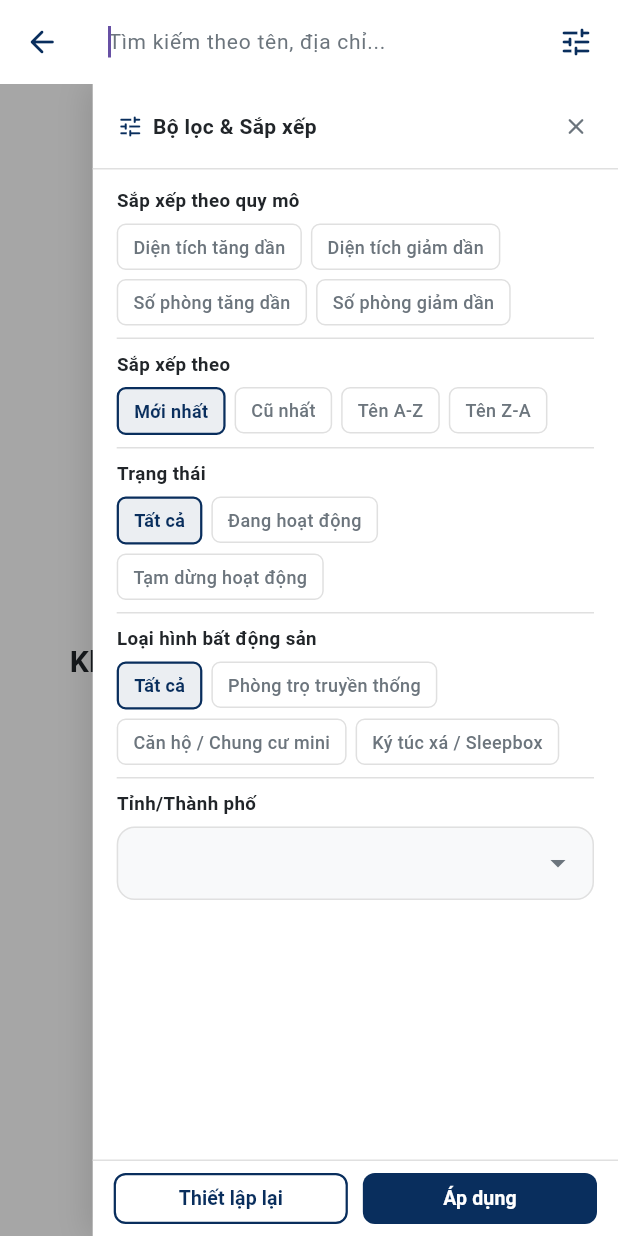
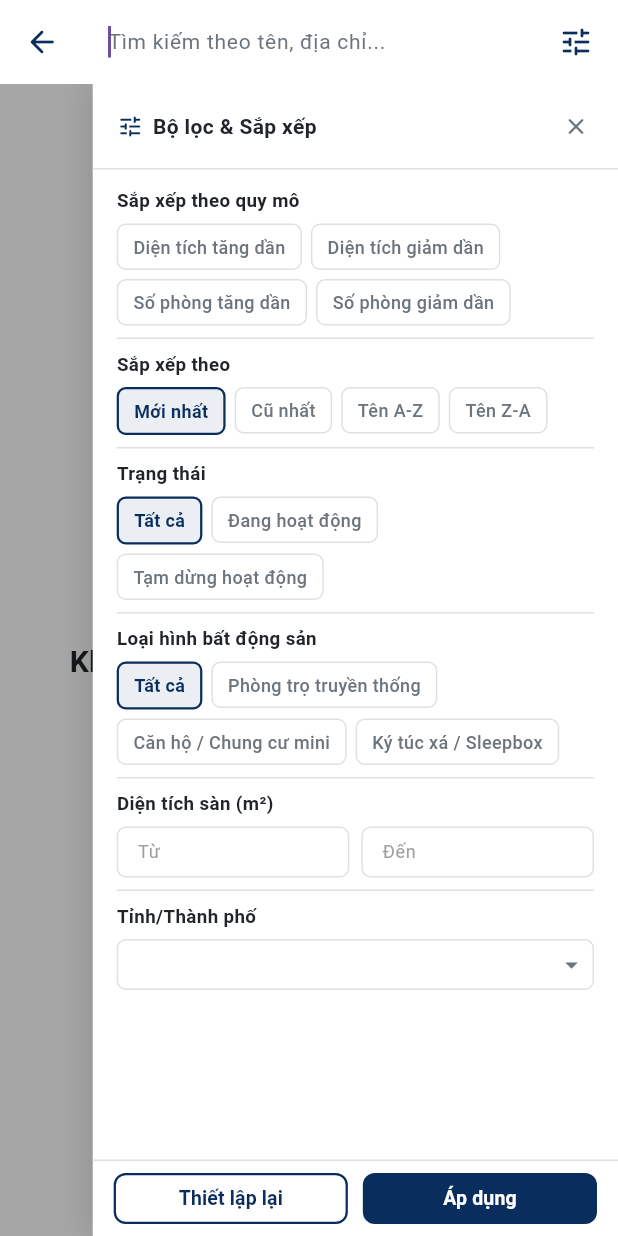
Before and after one commit to huybach02/roomee, a Flutter app: the ListWorkspaceScreen screen opened directly, after a tap on the "search" icon, after a tap on the "tune" icon, on a phone screen of 412 x 824 dp. Run offline on Flutter 3.47's test engine with Material 3 defaults, Android fonts, the light colour scheme and no system bars; our stand-ins replace connectivity_plus, diacritic, dio, flutter_bloc, flutter_secure_storage, go_router and 2 more; accounts and stored records are empty; network calls fail.

Commit message:
update: bổ sung thêm filter theo area

```diff
--- a/assets/translations/en.json
+++ b/assets/translations/en.json
@@ -192,6 +192,8 @@
   "filterReset": "Reset",
   "filterApply": "Apply",
   "filterAll": "All",
+  "filterRangeFrom": "From",
+  "filterRangeTo": "To",
   "sortBy": "Sort by",
   "sortByScale": "Sort by scale",
   "sortNewest": "Newest",
--- a/assets/translations/vi.json
+++ b/assets/translations/vi.json
@@ -192,6 +192,8 @@
   "filterReset": "Thiết lập lại",
   "filterApply": "Áp dụng",
   "filterAll": "Tất cả",
+  "filterRangeFrom": "Từ",
+  "filterRangeTo": "Đến",
   "sortBy": "Sắp xếp theo",
   "sortByScale": "Sắp xếp theo quy mô",
   "sortNewest": "Mới nhất",
--- a/lib/core/offline/query/local_filter_rule.dart
+++ b/lib/core/offline/query/local_filter_rule.dart
@@ -16,9 +16,12 @@ class LocalFilterField<T> {
   final Set<LocalFilterOperator> operators;
   final bool Function(Object value) accepts;
 
+  final LocalFilterOperator defaultOperator;
+
   const LocalFilterField({
     required this.valueOf,
     required this.operators,
     required this.accepts,
+    this.defaultOperator = LocalFilterOperator.equals,
   });
 }
--- a/lib/core/offline/query/local_query_engine.dart
+++ b/lib/core/offline/query/local_query_engine.dart
@@ -35,7 +35,7 @@ class LocalQueryEngine<T> {
       final field = schema.filterFields[entry.key];
       if (field == null) continue;
 
-      final rule = _parseFilter(entry.value);
+      final rule = _parseFilter(entry.value, field);
       if (rule == null ||
           !field.operators.contains(rule.operator) ||
           !_hasValidValueShape(rule) ||
@@ -100,7 +100,7 @@ class LocalQueryEngine<T> {
     );
   }
 
-  _FilterRule? _parseFilter(Object? raw) {
+  _FilterRule? _parseFilter(Object? raw, LocalFilterField<T> field) {
     if (raw is Map) {
       final operatorName = raw['operator'];
       if (operatorName is! String) return null;
@@ -114,7 +114,7 @@ class LocalQueryEngine<T> {
       if (!raw.containsKey('value')) return null;
       return _FilterRule(operator, raw['value']);
     }
-    return _FilterRule(LocalFilterOperator.equals, raw);
+    return _FilterRule(field.defaultOperator, raw);
   }
 
   bool _acceptsRule(LocalFilterField<T> field, _FilterRule rule) {
--- a/lib/core/widgets/app_dropdown_field.dart
+++ b/lib/core/widgets/app_dropdown_field.dart
@@ -25,6 +25,8 @@ class AppDropdownField<T> extends StatefulWidget {
   final AutovalidateMode? autovalidateMode;
   final String? initialLabel;
 
+  final bool dense;
+
   const AppDropdownField({
     super.key,
     this.value,
@@ -41,6 +43,7 @@ class AppDropdownField<T> extends StatefulWidget {
     this.isLoading = false,
     this.autovalidateMode,
     this.initialLabel,
+    this.dense = false,
   });
 
   @override
@@ -162,12 +165,14 @@ class _AppDropdownFieldState<T> extends State<AppDropdownField<T>> {
                 ),
               ),
             )
-          : const Icon(
+          : Icon(
               Icons.arrow_drop_down,
+              size: widget.dense ? 20 : 24,
               color: DefaultColors.textSecondary,
             ),
       validator: widget.validator,
       autovalidateMode: widget.autovalidateMode,
+      dense: widget.dense,
     );
   }
 }
--- a/lib/core/widgets/app_text_field.dart
+++ b/lib/core/widgets/app_text_field.dart
@@ -23,6 +23,8 @@ class AppTextField extends StatelessWidget {
   final List<TextInputFormatter>? inputFormatters;
   final AutovalidateMode? autovalidateMode;
 
+  final bool dense;
+
   const AppTextField({
     super.key,
     this.controller,
@@ -44,10 +46,14 @@ class AppTextField extends StatelessWidget {
     this.autofocus = false,
     this.inputFormatters,
     this.autovalidateMode,
+    this.dense = false,
   });
 
   @override
   Widget build(BuildContext context) {
+    final fontSize = dense ? FontSizes.small : FontSizes.standard;
+    final radius = BorderRadius.circular(dense ? 6 : 12);
+
     return TextFormField(
       controller: controller,
       focusNode: focusNode,
@@ -63,57 +69,57 @@ class AppTextField extends StatelessWidget {
       validator: validator,
       inputFormatters: inputFormatters,
       autovalidateMode: autovalidateMode,
-      style: const TextStyle(
-        fontSize: FontSizes.standard,
-        color: DefaultColors.textPrimary,
-      ),
+      style: TextStyle(fontSize: fontSize, color: DefaultColors.textPrimary),
       decoration: InputDecoration(
         labelText: labelText,
         hintText: hintText,
         helperText: helperText,
-        labelStyle: const TextStyle(
-          fontSize: FontSizes.standard,
+        labelStyle: TextStyle(
+          fontSize: fontSize,
           color: DefaultColors.textSecondary,
         ),
-        hintStyle: const TextStyle(
-          fontSize: FontSizes.standard,
-          color: DefaultColors.textHint,
-        ),
+        hintStyle: TextStyle(fontSize: fontSize, color: DefaultColors.textHint),
         prefixIcon: prefixIcon,
         suffixIcon: suffixIcon,
+        isDense: dense,
         filled: true,
         fillColor: enabled
-            ? DefaultColors.background
+            ? (dense ? DefaultColors.white : DefaultColors.background)
             : DefaultColors.disabled.withValues(alpha: 0.1),
-        contentPadding: const EdgeInsets.symmetric(
-          horizontal: 16,
-          vertical: 14,
-        ),
+        suffixIconConstraints: dense
+            ? const BoxConstraints(minWidth: 30, minHeight: 30)
+            : null,
+        prefixIconConstraints: dense
+            ? const BoxConstraints(minWidth: 30, minHeight: 30)
+            : null,
+        contentPadding: dense
+            ? const EdgeInsets.symmetric(horizontal: 10, vertical: 8)
+            : const EdgeInsets.symmetric(horizontal: 16, vertical: 14),
         border: OutlineInputBorder(
-          borderRadius: BorderRadius.circular(12),
+          borderRadius: radius,
           borderSide: const BorderSide(color: DefaultColors.border),
         ),
         enabledBorder: OutlineInputBorder(
-          borderRadius: BorderRadius.circular(12),
+          borderRadius: radius,
           borderSide: const BorderSide(color: DefaultColors.border),
         ),
         focusedBorder: OutlineInputBorder(
-          borderRadius: BorderRadius.circular(12),
+          borderRadius: radius,
           borderSide: const BorderSide(
             color: DefaultColors.primary,
             width: 1.5,
           ),
         ),
         disabledBorder: OutlineInputBorder(
-          borderRadius: BorderRadius.circular(12),
+          borderRadius: radius,
           borderSide: const BorderSide(color: DefaultColors.border),
         ),
         errorBorder: OutlineInputBorder(
-          borderRadius: BorderRadius.circular(12),
+          borderRadius: radius,
           borderSide: const BorderSide(color: DefaultColors.danger),
         ),
         focusedErrorBorder: OutlineInputBorder(
-          borderRadius: BorderRadius.circular(12),
+          borderRadius: radius,
           borderSide: const BorderSide(color: DefaultColors.danger, width: 1.5),
         ),
       ),
--- a/lib/core/widgets/filter/app_filter_section.dart
+++ b/lib/core/widgets/filter/app_filter_section.dart
@@ -1,6 +1,9 @@
 import 'package:flutter/material.dart';
+import 'package:flutter/services.dart';
 import 'package:roomee/core/configs/app_theme.dart';
+import 'package:roomee/core/localization/app_localizations.dart';
 import 'package:roomee/core/widgets/app_dropdown_field.dart';
+import 'package:roomee/core/widgets/app_text_field.dart';
 import 'package:roomee/core/widgets/filter/filter_field_config.dart';
 
 class AppFilterSection extends StatefulWidget {
@@ -20,8 +23,14 @@ class AppFilterSection extends StatefulWidget {
 }
 
 class _AppFilterSectionState extends State<AppFilterSection> {
+  static final _rangeInputFormatter = FilteringTextInputFormatter.allow(
+    RegExp(r'[0-9.]'),
+  );
+
   List<FilterOption>? _asyncOptions;
   bool _isLoadingAsync = false;
+  TextEditingController? _minController;
+  TextEditingController? _maxController;
 
   @override
   void initState() {
@@ -30,6 +39,56 @@ class _AppFilterSectionState extends State<AppFilterSection> {
         widget.config.loadOptionsAsync != null) {
       _loadAsyncOptions();
     }
+    if (widget.config.type == FilterType.range) {
+      _initRangeControllers();
+    }
+  }
+
+  @override
+  void didUpdateWidget(covariant AppFilterSection oldWidget) {
+    super.didUpdateWidget(oldWidget);
+    if (widget.config.type == FilterType.range &&
+        widget.currentValue != oldWidget.currentValue) {
+      _syncRangeControllers();
+    }
+  }
+
+  @override
+  void dispose() {
+    _minController?.dispose();
+    _maxController?.dispose();
+    super.dispose();
+  }
+
+  void _initRangeControllers() {
+    _minController = TextEditingController();
+    _maxController = TextEditingController();
+    _syncRangeControllers();
+  }
+
+  void _syncRangeControllers() {
+    final value = widget.currentValue;
+    final min = value is Map ? value['min'] : null;
+    final max = value is Map ? value['max'] : null;
+    _applyText(_minController, min);
+    _applyText(_maxController, max);
+  }
+
+  void _applyText(TextEditingController? controller, Object? value) {
+    if (controller == null) return;
+    final current = num.tryParse(controller.text.trim());
+    final incoming = num.tryParse(value?.toString() ?? '');
+    if (current == incoming) return;
+    controller.text = value?.toString() ?? '';
+  }
+
+  void _emitRange() {
+    final min = num.tryParse(_minController?.text.trim() ?? '');
+    final max = num.tryParse(_maxController?.text.trim() ?? '');
+    final range = <String, num>{};
+    if (min != null) range['min'] = min;
+    if (max != null) range['max'] = max;
+    widget.onChanged(range.isEmpty ? null : range);
   }
 
   Future<void> _loadAsyncOptions() async {
@@ -98,8 +157,9 @@ class _AppFilterSectionState extends State<AppFilterSection> {
                     option.label,
                     style: TextStyle(
                       fontSize: 12,
-                      fontWeight:
-                          isSelected ? FontWeight.bold : FontWeight.w500,
+                      fontWeight: isSelected
+                          ? FontWeight.bold
+                          : FontWeight.w500,
                       color: isSelected
                           ? DefaultColors.primary
                           : DefaultColors.textSecondary,
@@ -169,8 +229,9 @@ class _AppFilterSectionState extends State<AppFilterSection> {
                     option.label,
                     style: TextStyle(
                       fontSize: 12,
-                      fontWeight:
-                          isSelected ? FontWeight.bold : FontWeight.w500,
+                      fontWeight: isSelected
+                          ? FontWeight.bold
+                          : FontWeight.w500,
                       color: isSelected
                           ? DefaultColors.primary
                           : DefaultColors.textSecondary,
@@ -185,16 +246,47 @@ class _AppFilterSectionState extends State<AppFilterSection> {
     );
   }
 
+  Widget _buildRange() {
+    return Row(
+      children: [
+        Expanded(
+          child: AppTextField(
+            controller: _minController,
+            hintText: t('filterRangeFrom'),
+            dense: true,
+            keyboardType: const TextInputType.numberWithOptions(decimal: true),
+            inputFormatters: [_rangeInputFormatter],
+            onChanged: (_) => _emitRange(),
+          ),
+        ),
+        const SizedBox(width: 8),
+        Expanded(
+          child: AppTextField(
+            controller: _maxController,
+            hintText: t('filterRangeTo'),
+            dense: true,
+            keyboardType: const TextInputType.numberWithOptions(decimal: true),
+            inputFormatters: [_rangeInputFormatter],
+            onChanged: (_) => _emitRange(),
+          ),
+        ),
+      ],
+    );
+  }
+
   Widget _buildDropdown() {
     final options = _asyncOptions ?? widget.config.options ?? [];
     return AppDropdownField<dynamic>(
       value: widget.currentValue,
       isLoading: _isLoadingAsync,
       options: options
-          .map((opt) =>
-              AppDropdownOption<dynamic>(value: opt.value, label: opt.label))
+          .map(
+            (opt) =>
+                AppDropdownOption<dynamic>(value: opt.value, label: opt.label),
+          )
           .toList(),
       onChanged: (val) => widget.onChanged(val),
+      dense: true,
     );
   }
 
@@ -219,6 +311,7 @@ class _AppFilterSectionState extends State<AppFilterSection> {
             widget.config.options != null)
           _buildMultiChips(widget.config.options!),
         if (widget.config.type == FilterType.dropdown) _buildDropdown(),
+        if (widget.config.type == FilterType.range) _buildRange(),
       ],
     );
   }
--- a/lib/core/widgets/filter/filter_field_config.dart
+++ b/lib/core/widgets/filter/filter_field_config.dart
@@ -100,13 +100,13 @@ class FilterFieldConfig {
         isSort = false;
 
   const FilterFieldConfig.range({
+    required this.key,
     required this.title,
     required this.minKey,
     required this.maxKey,
     this.unit,
     this.defaultValue,
-  })  : key = '',
-        type = FilterType.range,
+  })  : type = FilterType.range,
         options = null,
         loadOptionsAsync = null,
         isSort = false;
--- a/lib/features/workspace/presentation/screens/list_workspace_screen.dart
+++ b/lib/features/workspace/presentation/screens/list_workspace_screen.dart
@@ -92,7 +92,12 @@ class _ListWorkspaceScreenState extends State<ListWorkspaceScreen> {
       final val = _filters[config.key];
       if (val == null || (val is String && val.isEmpty)) continue;
 
-      if (config.isSort) {
+      if (config.type == FilterType.range && val is Map) {
+        final min = val['min'];
+        final max = val['max'];
+        if (min != null) queryParams[config.minKey!] = min;
+        if (max != null) queryParams[config.maxKey!] = max;
+      } else if (config.isSort) {
         sortList.add(val.toString());
       } else {
         queryParams[config.key] = val;
@@ -178,6 +183,12 @@ class _ListWorkspaceScreenState extends State<ListWorkspaceScreen> {
             value: WorkspaceType.dormitory.value,
           ),
         ],
+      ),
+      FilterFieldConfig.range(
+        key: 'area',
+        title: t('fields.workspaceArea'),
+        minKey: 'areaMin',
+        maxKey: 'areaMax',
       ),
       FilterFieldConfig.dropdown(
         key: 'provinceId',
```
Also changed, not shown: lib/features/workspace/data/workspace_query_schema.dart (+13 -26 lines), pubspec.lock, 9 other files.
